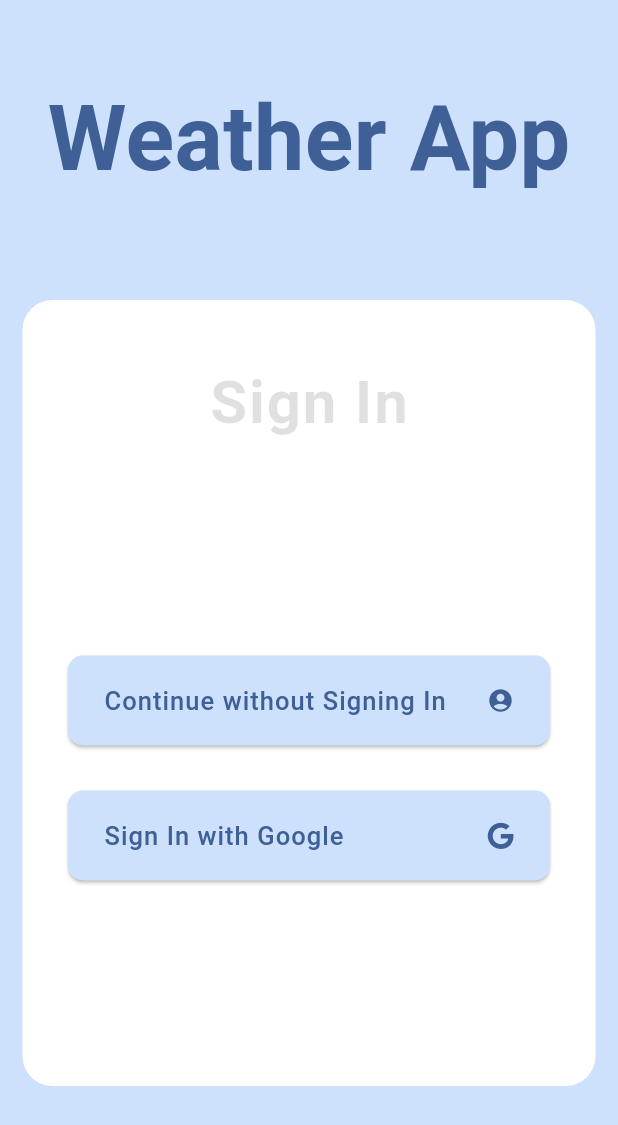
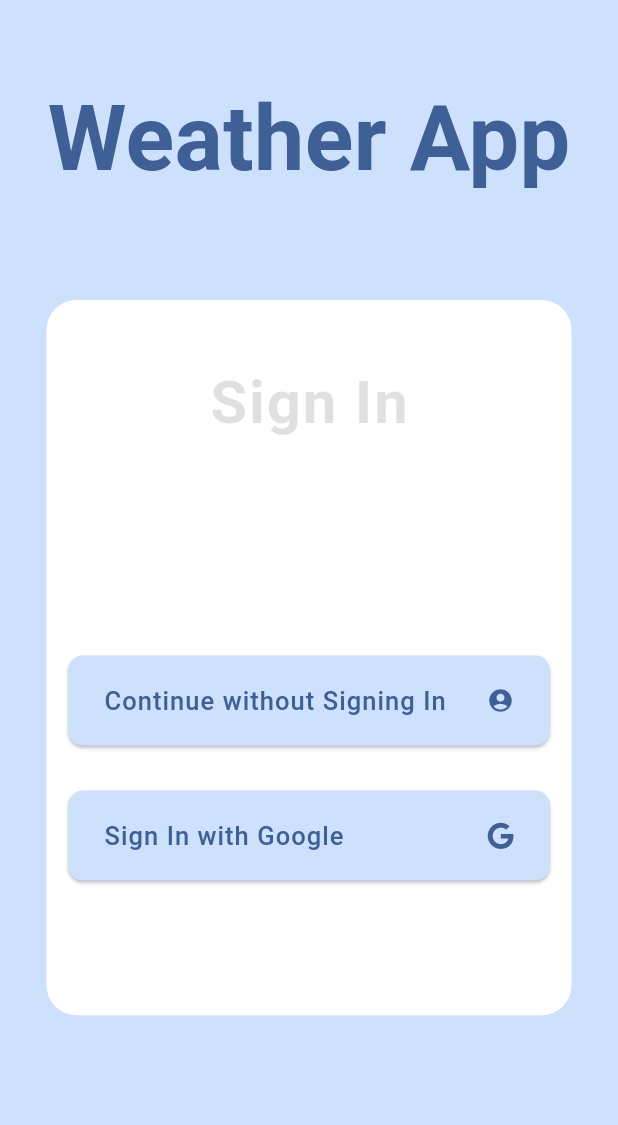
Before and after one commit to Udbhav2105/WApp, a Flutter app: the screen it shows after launch, on a phone screen of 412 x 824 dp. Shown: the top 1125 px of the screen. Run offline on Flutter 3.47's test engine with Material 3 defaults, Android fonts, the phone set to English and light mode, and no system bars; our stand-ins replace cloud_firestore, firebase_auth, firebase_core, flutter_dotenv, font_awesome_flutter, google_fonts and 1 more; accounts and stored records are empty.

```diff
--- a/lib/main.dart
+++ b/lib/main.dart
@@ -1,5 +1,6 @@
 import 'package:cloud_firestore/cloud_firestore.dart';
 import 'package:flutter/material.dart';
+import 'package:flutter_dotenv/flutter_dotenv.dart';
 import 'package:weather_app/pages/firebase_login.dart';
 import 'package:weather_app/pages/search_page.dart';
 import 'package:weather_app/pages/weather_page.dart';
@@ -14,6 +15,11 @@ void main() async {
   await Firebase.initializeApp(
     options: DefaultFirebaseOptions.currentPlatform,
   );
+   try {
+    await dotenv.load();  // Ensure the dotenv is loaded
+  } catch (e) {
+    print("Error loading .env file: $e");  // Catch and print error if dotenv fails
+  }
   runApp(const MyApp());
 }
 
--- a/lib/pages/firebase_login.dart
+++ b/lib/pages/firebase_login.dart
@@ -14,17 +14,24 @@ class FirebaseLogin extends StatelessWidget {
   @override
   Widget build(BuildContext context) {
     return Scaffold(
-      backgroundColor:AppColor.secondaryColor,
-      body: SafeArea(
+      backgroundColor: AppColor.secondaryColor,
+      body: SingleChildScrollView(
         child: Column(
           children: [
             const AppTitle(),
-            Expanded(
-              child: SignInCard(auth: _auth),
+            Padding(
+              padding: const EdgeInsets.symmetric(horizontal: 16.0),
+              child: ConstrainedBox(
+                constraints: BoxConstraints(
+                  maxHeight: MediaQuery.of(context).size.height * 0.7,
+                ),
+                child: SignInCard(auth: _auth),
+              ),
             ),
           ],
         ),
       ),
     );
+
   }
 }
--- a/pubspec.yaml
+++ b/pubspec.yaml
@@ -45,6 +45,7 @@ dependencies:
   font_awesome_flutter: ^10.7.0
   google_sign_in: ^6.2.1
   cloud_firestore: ^5.4.4
+  flutter_dotenv: ^5.2.1
 
 dev_dependencies:
   flutter_test:
@@ -69,9 +70,8 @@ flutter:
   uses-material-design: true
 
   # To add assets to your application, add an assets section, like this:
-  # assets:
-  #   - images/a_dot_burr.jpeg
-  #   - images/a_dot_ham.jpeg
+  assets:
+    - .env
 
   # An image asset can refer to one or more resolution-specific "variants", see
   # https://flutter.dev/to/resolution-aware-images
```
Also changed, not shown: lib/services/weather_api.dart (+39 -29 lines), pubspec.lock, 2 other files.
